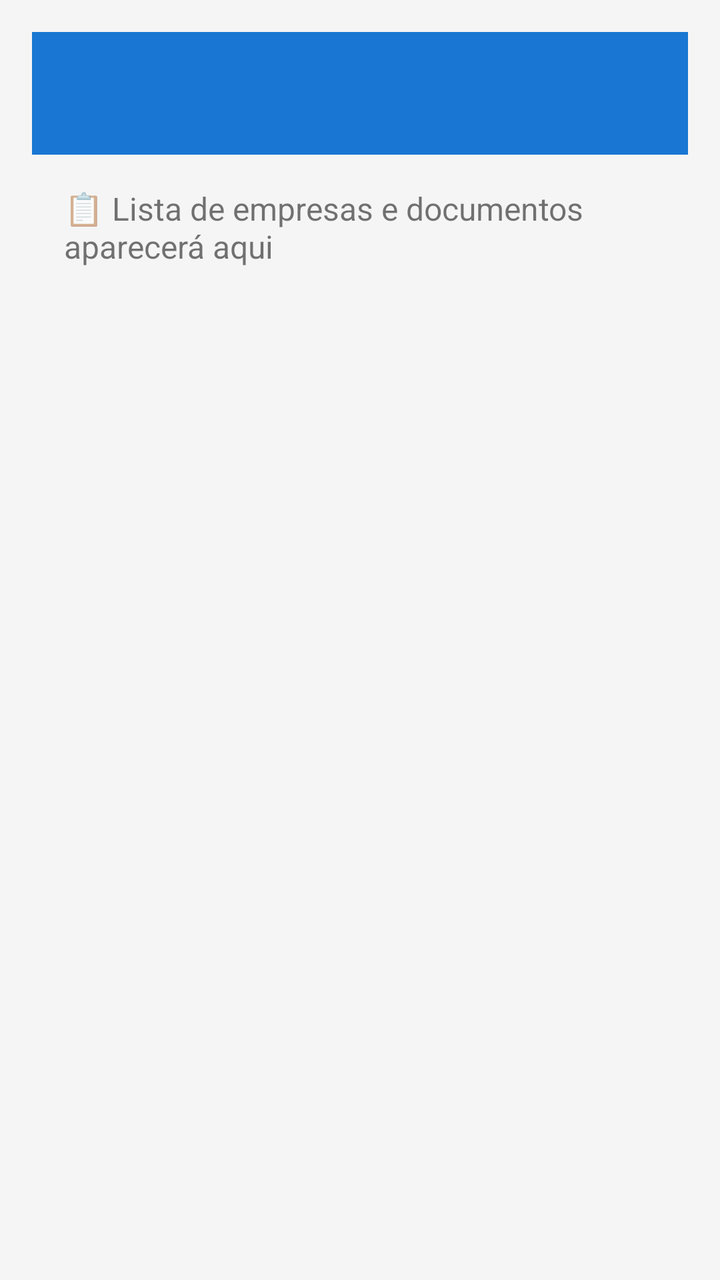
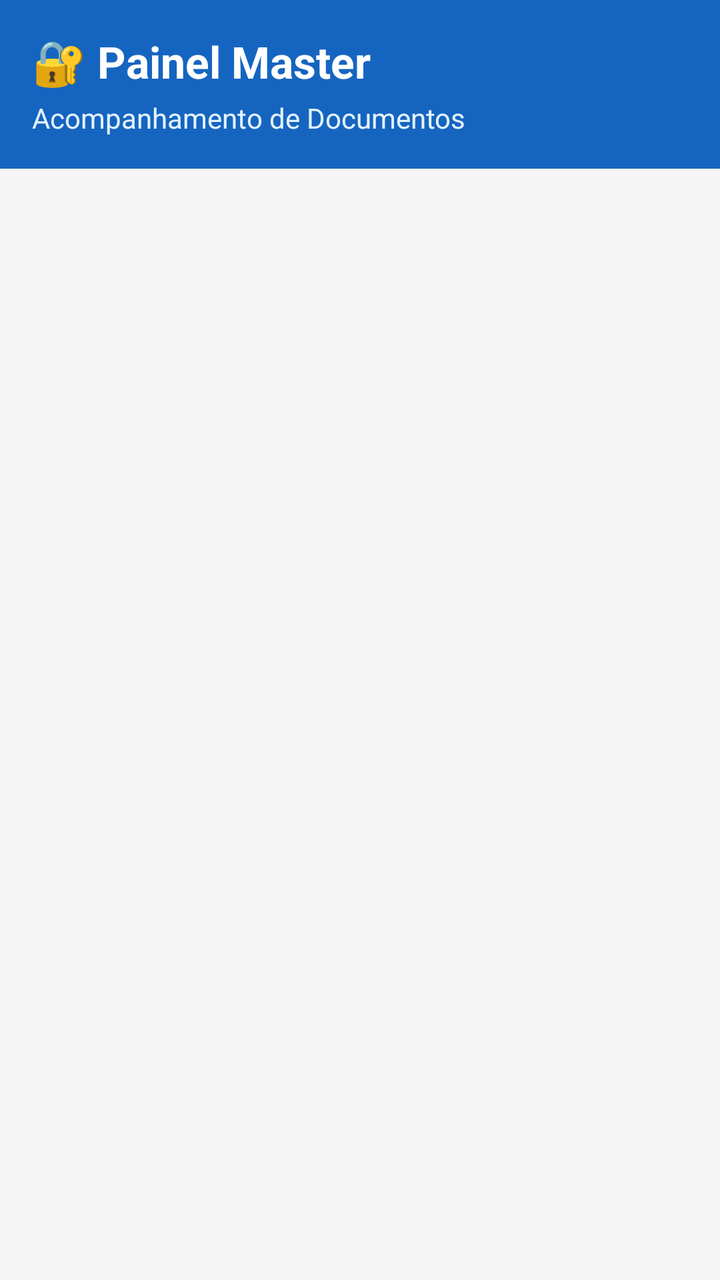

Before-and-after screenshots of an Android layout around one commit, followed by the original layout XML and the change that was made.
<!-- AndroidManifest.xml: application theme Theme.AppCompat.Light.NoActionBar -->
<!-- res/layout/painel_master.xml -->
<?xml version="1.0" encoding="utf-8"?>
<LinearLayout xmlns:android="http://schemas.android.com/apk/res/android"
    android:layout_width="match_parent"
    android:layout_height="match_parent"
    android:orientation="vertical"
    android:padding="16dp"
    android:background="#F5F5F5">

    <TextView
        android:id="@+id/titulo_master"
        android:layout_width="match_parent"
        android:layout_height="wrap_content"
        android:textSize="22sp"
        android:textStyle="bold"
        android:padding="16dp"
        android:background="#1976D2"
        android:textColor="#FFFFFF"/>

    <TextView
        android:layout_width="match_parent"
        android:layout_height="wrap_content"
        android:text="📋 Lista de empresas e documentos aparecerá aqui"
        android:padding="16dp"
        android:textSize="16sp"/>

</LinearLayout>
<!-- resources referenced by this layout -->
<resources>

</resources>

<!-- the commit's change to res/layout/painel_master.xml (unified diff, before → after) -->
@@ -3,24 +3,40 @@
     android:layout_width="match_parent"
     android:layout_height="match_parent"
     android:orientation="vertical"
-    android:padding="16dp"
     android:background="#F5F5F5">
 
-    <TextView
-        android:id="@+id/titulo_master"
+    
+    <LinearLayout
         android:layout_width="match_parent"
         android:layout_height="wrap_content"
-        android:textSize="22sp"
-        android:textStyle="bold"
+        android:orientation="vertical"
         android:padding="16dp"
-        android:background="#1976D2"
-        android:textColor="#FFFFFF"/>
+        android:background="#1565C0">
 
-    <TextView
+        <TextView
+            android:layout_width="match_parent"
+            android:layout_height="wrap_content"
+            android:text="🔐 Painel Master"
+            android:textSize="22sp"
+            android:textStyle="bold"
+            android:textColor="#FFFFFF"/>
+
+        <TextView
+            android:layout_width="match_parent"
+            android:layout_height="wrap_content"
+            android:text="Acompanhamento de Documentos"
+            android:textSize="14sp"
+            android:textColor="#E3F2FD"
+            android:layout_marginTop="4dp"/>
+    </LinearLayout>
+
+    
+    <ListView
+        android:id="@+id/lista_empresas"
         android:layout_width="match_parent"
-        android:layout_height="wrap_content"
-        android:text="📋 Lista de empresas e documentos aparecerá aqui"
-        android:padding="16dp"
-        android:textSize="16sp"/>
+        android:layout_height="match_parent"
+        android:divider="#E0E0E0"
+        android:dividerHeight="1dp"
+        android:padding="8dp"/>
 
 </LinearLayout>
